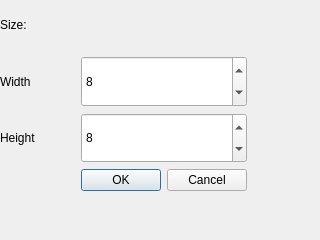
Mitten25/SpriteEditor, file form.ui: the form before one commit.
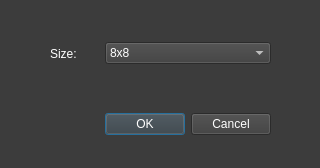
The form after the commit.

The edit to the form file:
```diff
--- a/form.ui
+++ b/form.ui
@@ -7,12 +7,17 @@
     <x>0</x>
     <y>0</y>
     <width>320</width>
-    <height>240</height>
+    <height>168</height>
    </rect>
   </property>
   <property name="windowTitle">
    <string>Form</string>
   </property>
+  <property name="styleSheet">
+   <string notr="true">font: 8pt &quot;MS Shell Dlg 2&quot;;
+color: rgb(255, 255, 255);
+background-color: rgb(60, 60, 60);</string>
+  </property>
   <widget class="QWidget" name="layoutWidget">
    <property name="geometry">
     <rect>
@@ -23,7 +28,7 @@
     </rect>
    </property>
    <layout class="QGridLayout" name="gridLayout">
-    <item row="0" column="0">
+    <item row="0" column="1">
      <widget class="QLabel" name="sizeLabel">
       <property name="sizePolicy">
        <sizepolicy hsizetype="MinimumExpanding" vsizetype="MinimumExpanding">
@@ -36,52 +41,7 @@
       </property>
      </widget>
     </item>
-    <item row="2" column="0">
-     <widget class="QLabel" name="heightLabel">
-      <property name="sizePolicy">
-       <sizepolicy hsizetype="MinimumExpanding" vsizetype="MinimumExpanding">
-        <horstretch>0</horstretch>
-        <verstretch>0</verstretch>
-       </sizepolicy>
-      </property>
-      <property name="text">
-       <string>Height</string>
-      </property>
-     </widget>
-    </item>
-    <item row="1" column="0">
-     <widget class="QLabel" name="widthLabel">
-      <property name="sizePolicy">
-       <sizepolicy hsizetype="MinimumExpanding" vsizetype="MinimumExpanding">
-        <horstretch>0</horstretch>
-        <verstretch>0</verstretch>
-       </sizepolicy>
-      </property>
-      <property name="text">
-       <string>Width</string>
-      </property>
-     </widget>
-    </item>
     <item row="1" column="1">
-     <widget class="QSpinBox" name="widthBox">
-      <property name="sizePolicy">
-       <sizepolicy hsizetype="MinimumExpanding" vsizetype="MinimumExpanding">
-        <horstretch>0</horstretch>
-        <verstretch>0</verstretch>
-       </sizepolicy>
-      </property>
-      <property name="minimum">
-       <number>1</number>
-      </property>
-      <property name="maximum">
-       <number>32</number>
-      </property>
-      <property name="value">
-       <number>8</number>
-      </property>
-     </widget>
-    </item>
-    <item row="3" column="0">
      <spacer name="horizontalSpacer_2">
       <property name="orientation">
        <enum>Qt::Horizontal</enum>
@@ -94,7 +54,7 @@
       </property>
      </spacer>
     </item>
-    <item row="3" column="2">
+    <item row="1" column="3">
      <spacer name="horizontalSpacer">
       <property name="orientation">
        <enum>Qt::Horizontal</enum>
@@ -107,7 +67,7 @@
       </property>
      </spacer>
     </item>
-    <item row="4" column="1">
+    <item row="2" column="2">
      <spacer name="verticalSpacer_4">
       <property name="orientation">
        <enum>Qt::Vertical</enum>
@@ -120,32 +80,53 @@
       </property>
      </spacer>
     </item>
-    <item row="3" column="1">
+    <item row="1" column="2">
      <widget class="QDialogButtonBox" name="buttonBox">
+      <property name="styleSheet">
+       <string notr="true"/>
+      </property>
       <property name="standardButtons">
        <set>QDialogButtonBox::Cancel|QDialogButtonBox::Ok</set>
       </property>
      </widget>
     </item>
-    <item row="2" column="1">
-     <widget class="QSpinBox" name="heightBox">
-      <property name="sizePolicy">
-       <sizepolicy hsizetype="MinimumExpanding" vsizetype="MinimumExpanding">
-        <horstretch>0</horstretch>
-        <verstretch>0</verstretch>
-       </sizepolicy>
-      </property>
-      <property name="minimum">
-       <number>1</number>
-      </property>
-      <property name="maximum">
-       <number>32</number>
-      </property>
-      <property name="value">
-       <number>8</number>
-      </property>
+    <item row="0" column="2">
+     <widget class="QComboBox" name="sizeBox">
+      <item>
+       <property name="text">
+        <string>8x8</string>
+       </property>
+      </item>
+      <item>
+       <property name="text">
+        <string>16x16</string>
+       </property>
+      </item>
+      <item>
+       <property name="text">
+        <string>32x32</string>
+       </property>
+      </item>
+      <item>
+       <property name="text">
+        <string>64x64</string>
+       </property>
+      </item>
      </widget>
     </item>
+    <item row="0" column="0">
+     <spacer name="horizontalSpacer_3">
+      <property name="orientation">
+       <enum>Qt::Horizontal</enum>
+      </property>
+      <property name="sizeHint" stdset="0">
+       <size>
+        <width>40</width>
+        <height>20</height>
+       </size>
+      </property>
+     </spacer>
+    </item>
    </layout>
   </widget>
  </widget>
```
